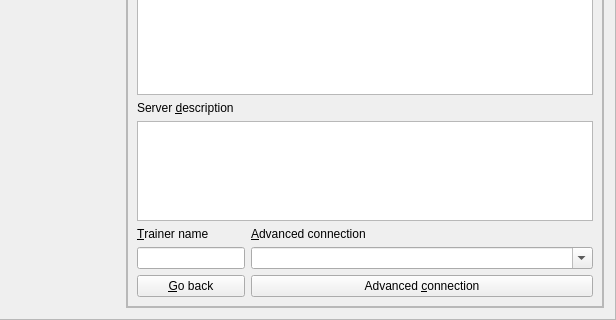
This is src/Teambuilder/serverchoice.ui in po-devs/pokemon-online as Qt 5 draws it before an edit; both pictures show x 370 to 986 and y 363 to 683 of the 986 by 683 pixel window. The edited form follows.
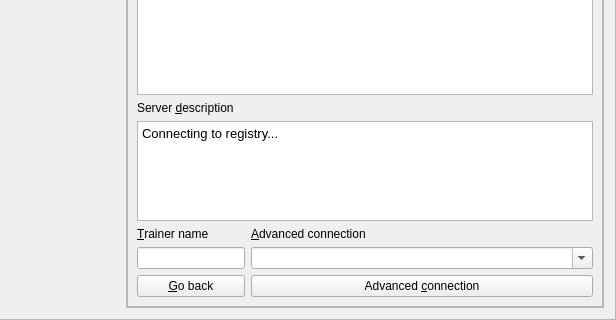
This is the edited form. Custom widgets are drawn as their Qt base class.

Commit message: Added second registry connection for client

What changed in the file:
```diff
--- a/src/Teambuilder/serverchoice.ui
+++ b/src/Teambuilder/serverchoice.ui
@@ -129,6 +129,14 @@
              <height>100</height>
             </size>
            </property>
+           <property name="html">
+            <string>&lt;!DOCTYPE HTML PUBLIC &quot;-//W3C//DTD HTML 4.0//EN&quot; &quot;http://www.w3.org/TR/REC-html40/strict.dtd&quot;&gt;
+&lt;html&gt;&lt;head&gt;&lt;meta name=&quot;qrichtext&quot; content=&quot;1&quot; /&gt;&lt;style type=&quot;text/css&quot;&gt;
+p, li { white-space: pre-wrap; }
+&lt;/style&gt;&lt;/head&gt;&lt;body style=&quot; font-family:'Droid Sans'; font-size:10pt; font-weight:400; font-style:normal;&quot;&gt;
+&lt;p style=&quot; margin-top:0px; margin-bottom:0px; margin-left:0px; margin-right:0px; -qt-block-indent:0; text-indent:0px;&quot;&gt;Connecting to registry...&lt;/p&gt;
+&lt;p style=&quot;-qt-paragraph-type:empty; margin-top:0px; margin-bottom:0px; margin-left:0px; margin-right:0px; -qt-block-indent:0; text-indent:0px;&quot;&gt;&lt;/p&gt;&lt;/body&gt;&lt;/html&gt;</string>
+           </property>
            <property name="openExternalLinks">
             <bool>true</bool>
            </property>
```
The commit also changes 3 other files.
